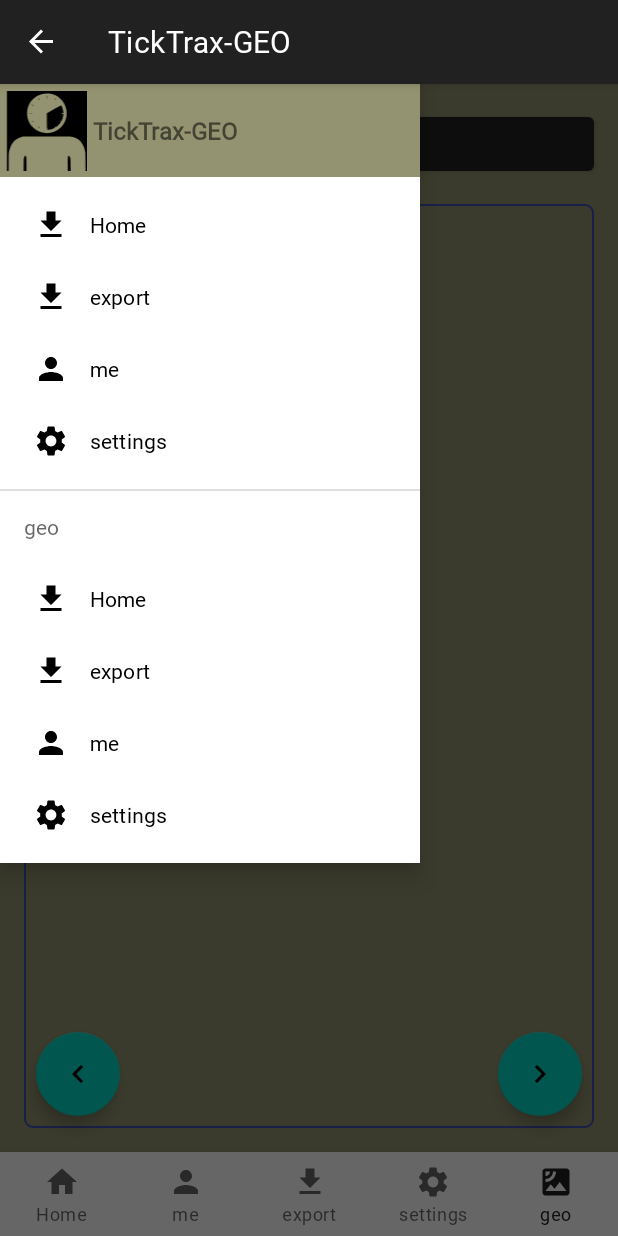
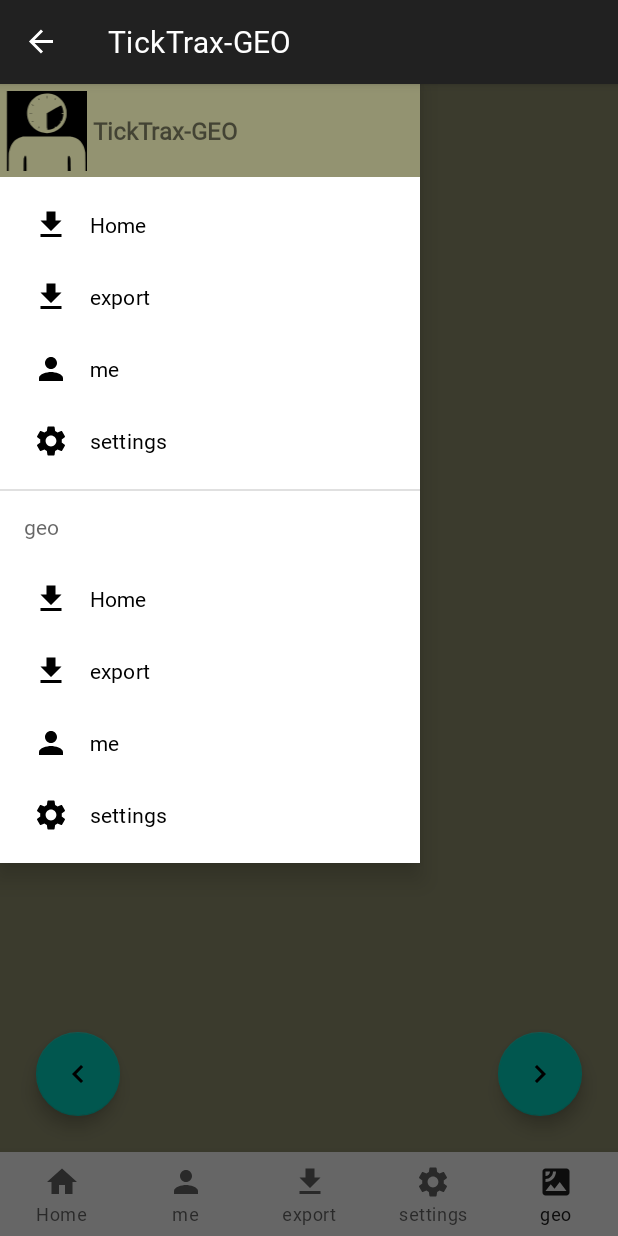
Before and after one commit to ufehembach/TickTrax_GEO, an Android app: the GEO_Fragment screen opened through its navigation route, with the side drawer open, on a phone screen of 412 x 824 dp. Run offline under Robolectric (Android 15) with nearby library versions, the phone set to English and light mode, and no system bars; our stand-ins replace Room's generated code, navigation-ui; 1 statement that could not run was skipped.

Commit message:
hm, alles auf neu und es geht etwas.

```diff
--- a/app/src/main/java/de/ticktrax/de.ticktrax.ticktrax_geo/MainActivity.kt
+++ b/app/src/main/java/de/ticktrax/de.ticktrax.ticktrax_geo/MainActivity.kt
@@ -1,5 +1,7 @@
 package de.ticktrax.ticktrax_geo
 
+import android.Manifest
+import android.content.Intent
 import androidx.appcompat.app.AppCompatActivity
 import android.os.Bundle
 import android.util.Log
@@ -8,6 +10,7 @@ import android.view.MenuItem
 import android.widget.Toast
 import androidx.activity.OnBackPressedCallback
 import androidx.appcompat.app.ActionBarDrawerToggle
+import androidx.core.app.ActivityCompat
 import androidx.core.view.GravityCompat
 import androidx.drawerlayout.widget.DrawerLayout
 import androidx.navigation.Navigation.findNavController
@@ -17,6 +20,7 @@ import androidx.navigation.ui.NavigationUI
 import androidx.navigation.ui.setupWithNavController
 import com.google.android.material.bottomnavigation.BottomNavigationView
 import com.google.android.material.navigation.NavigationView
+import de.ticktrax.de.ticktrax.ticktrax_geo.location.LocationService
 import kotlinx.coroutines.selects.select
 
 
@@ -121,5 +125,29 @@ class MainActivity : AppCompatActivity() {
                 super.onBackPressed()
             }
         }
+        ActivityCompat.requestPermissions(
+            this,
+            arrayOf(
+                Manifest.permission.ACCESS_COARSE_LOCATION,
+                Manifest.permission.ACCESS_FINE_LOCATION,
+            ),
+            0
+        )
+    }
+
+    override fun onStart() {
+        super.onStart()
+        Intent(applicationContext, LocationService::class.java).apply {
+            action = LocationService.ACTION_START
+            startService(this)
+        }
+    }
+
+    override fun onStop() {
+        Intent(applicationContext, LocationService::class.java).apply {
+            action = LocationService.ACTION_STOP
+            startService(this)
+        }
+        super.onStop()
     }
 }
--- a/app/src/main/java/de/ticktrax/de.ticktrax.ticktrax_geo/ui/TemplateViewModel.kt
+++ b/app/src/main/java/de/ticktrax/de.ticktrax.ticktrax_geo/ui/TickTraxViewModel.kt
@@ -1,17 +1,21 @@
 package de.ticktrax.ticktrax_geo.ui
 
 import android.app.Application
+import android.location.Location
 import android.util.Log
 import androidx.lifecycle.AndroidViewModel
 import androidx.lifecycle.LiveData
 import androidx.lifecycle.MutableLiveData
 import androidx.lifecycle.viewModelScope
+import de.ticktrax.de.ticktrax.ticktrax_geo.location.DefaultLocationClient
+import de.ticktrax.de.ticktrax.ticktrax_geo.location.LocationClient
 import de.ticktrax.ticktrax_geo.data.GenericAppRepository
 import de.ticktrax.ticktrax_geo.data.local.TemplateDB.Companion.getDatabase
 import de.ticktrax.ticktrax_geo.data.remote.TemplateJsonApi
 import kotlinx.coroutines.Dispatchers
 import kotlinx.coroutines.launch
 import java.lang.Exception
+import kotlinx.coroutines.flow.Flow
 
 enum class LOADStatus {
     NIX, LOADREQUESTED, LOADED, NIXLOADED
@@ -35,8 +39,6 @@ class TemplateViewModel (application: Application) : AndroidViewModel(applicatio
 
     fun loadGenericEnv() {
         Log.d("ufe", "Pre json corroutine")
-
-
 
         viewModelScope.launch {
             _saving.value = LOADStatus.LOADREQUESTED
@@ -65,4 +67,14 @@ class TemplateViewModel (application: Application) : AndroidViewModel(applicatio
         }
         Log.d("ufe", "post txt corroutine")
     }
+
+    private val _geo = MutableLiveData<String>()
+    val geo: LiveData<String>
+        get() = _geo
+
+    public fun setGeo(lon: String, lat:String ){
+      _geo.value= lon + " " + lat
+        Log.d("ufe-viewmod", _geo.value!!)
+    }
+
 }
--- a/app/src/main/res/layout/fragment_g_e_o.xml
+++ b/app/src/main/res/layout/fragment_g_e_o.xml
@@ -8,33 +8,7 @@
     android:background="@color/ufeMint"
     tools:context=".ui.GEO_Fragment">
 
-    <Button
-        android:id="@+id/foreground_only_location_button"
-        android:layout_width="0dp"
-        android:layout_height="wrap_content"
-        android:layout_marginStart="16dp"
-        android:layout_marginTop="16dp"
-        android:layout_marginEnd="16dp"
-        android:text="@string/start_location_updates_button_text"
-        app:layout_constraintEnd_toEndOf="parent"
-        app:layout_constraintHorizontal_bias="0.498"
-        app:layout_constraintStart_toStartOf="parent"
-        app:layout_constraintTop_toTopOf="parent" />
 
-    <TextView
-        android:id="@+id/output_text_view"
-        android:layout_width="0dp"
-        android:layout_height="0dp"
-        android:layout_marginStart="16dp"
-        android:layout_marginTop="16dp"
-        android:layout_marginEnd="16dp"
-        android:layout_marginBottom="16dp"
-        android:background="@drawable/background_border"
-        android:padding="8dp"
-        app:layout_constraintBottom_toBottomOf="parent"
-        app:layout_constraintEnd_toEndOf="parent"
-        app:layout_constraintStart_toStartOf="parent"
-        app:layout_constraintTop_toBottomOf="@+id/foreground_only_location_button" />
 
     <com.google.android.material.floatingactionbutton.FloatingActionButton
         android:id="@+id/prevFAB"
```
Also changed, not shown: app/src/main/AndroidManifest.xml (+8 -7 lines), app/src/main/java/de/ticktrax/de.ticktrax.ticktrax_geo/ContextExt.kt (added, +17 -0 lines), app/src/main/java/de/ticktrax/de.ticktrax.ticktrax_geo/location/DefaultLocationClient.kt (added, +61 -0 lines), app/src/main/java/de/ticktrax/de.ticktrax.ticktrax_geo/location/LocationApp.kt (added, +29 -0 lines), app/src/main/java/de/ticktrax/de.ticktrax.ticktrax_geo/location/LocationClient.kt (added, +10 -0 lines), app/src/main/java/de/ticktrax/de.ticktrax.ticktrax_geo/location/LocationService.kt (added, +92 -0 lines).
